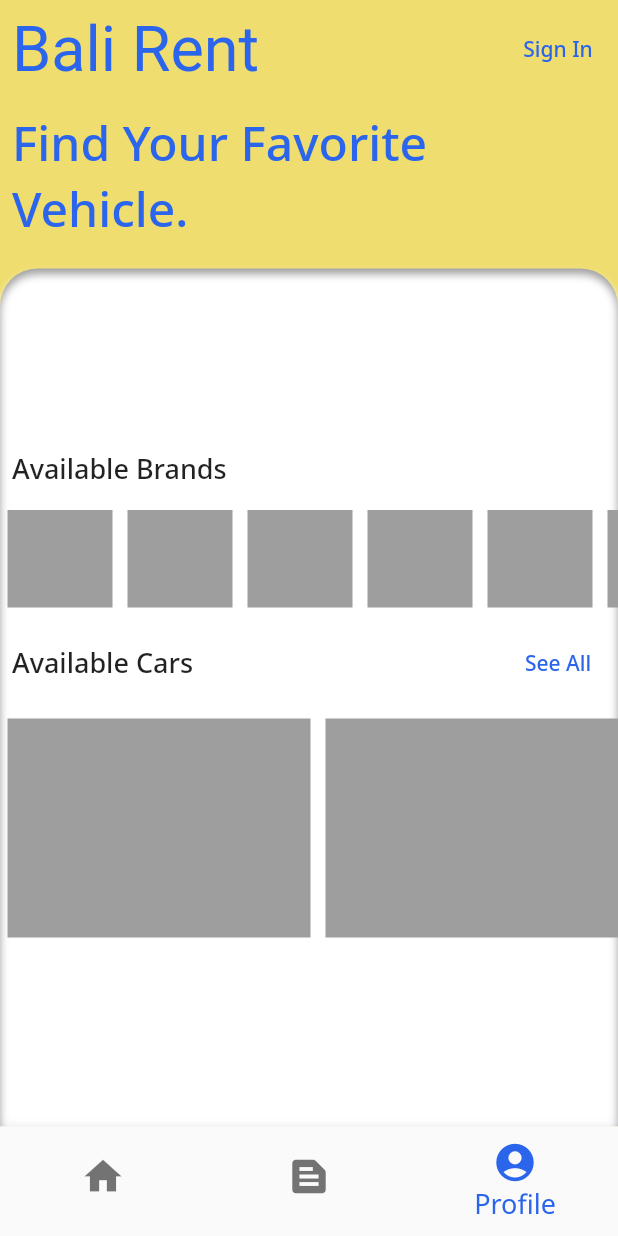
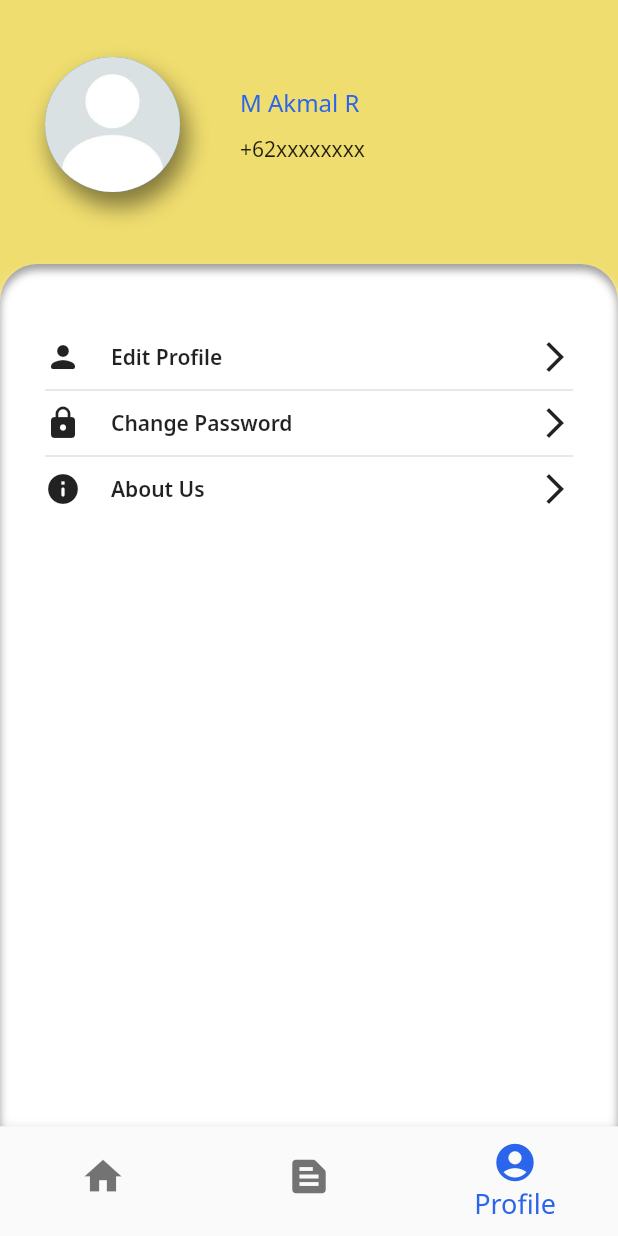
Before and after one commit to ramadhantaAkmal/bali-rent-project, a Flutter app: the HomescreenMain screen opened by its route, item 3 of the bottom bar chosen, on a phone screen of 412 x 824 dp. Run offline on Flutter 3.47's test engine with Material 2 defaults, Android fonts, the phone set to English and light mode, and no system bars; our stand-ins replace flutter_svg, go_router; Roboto replaces fonts that are missing (IslandMoments).

Commit message:
feat: added new profile ui & BottomNavbar function

```diff
--- /dev/null
+++ b/lib/views/ui/homescreen_page/homepage.dart
@@ -0,0 +1,155 @@
+import 'package:bali_rent/style.dart';
+import 'package:flutter/material.dart';
+import 'package:go_router/go_router.dart';
+
+import 'homescreen_widget/brand_card.dart';
+import 'homescreen_widget/car_card.dart';
+
+class Homepage extends StatelessWidget {
+  const Homepage({super.key});
+
+  @override
+  Widget build(BuildContext context) {
+    return SafeArea(
+      child: Column(
+        crossAxisAlignment: CrossAxisAlignment.start,
+        children: [
+          Padding(
+            padding: const EdgeInsets.all(8.0),
+            child: Row(
+              crossAxisAlignment: CrossAxisAlignment.center,
+              mainAxisAlignment: MainAxisAlignment.spaceBetween,
+              children: [
+                const Text(
+                  "Bali Rent",
+                  style: TextStyle(
+                    color: primaryColor,
+                    fontFamily: 'IslandMoments',
+                    fontSize: 42,
+                  ),
+                ),
+                TextButton(
+                  onPressed: () {
+                    context.push('/homescreen/login');
+                  },
+                  child: const Text(
+                    'Sign In',
+                    style: TextStyle(
+                      color: primaryColor,
+                    ),
+                  ),
+                ),
+              ],
+            ),
+          ),
+          const Padding(
+            padding: EdgeInsets.all(8.0),
+            child: Text(
+              "Find Your Favorite Vehicle.",
+              style: TextStyle(
+                  color: primaryColor,
+                  fontFamily: 'NotoSans',
+                  fontSize: 32,
+                  fontWeight: FontWeight.w500),
+            ),
+          ),
+          const SizedBox(
+            height: 10,
+          ),
+          Expanded(
+            flex: 10,
+            child: Container(
+              height: MediaQuery.of(context).size.height,
+              width: MediaQuery.of(context).size.width,
+              decoration: const BoxDecoration(
+                // color: Colors.white,
+                borderRadius: BorderRadius.only(
+                    topLeft: Radius.circular(25),
+                    topRight: Radius.circular(25)),
+                boxShadow: [
+                  BoxShadow(
+                    color: Colors.grey,
+                  ),
+                  BoxShadow(
+                    color: Colors.white,
+                    spreadRadius: 0,
+                    blurRadius: 4.0,
+                    offset: Offset(
+                      0,
+                      4.0,
+                    ),
+                  ),
+                ],
+              ),
+              child: Column(
+                crossAxisAlignment: CrossAxisAlignment.start,
+                mainAxisAlignment: MainAxisAlignment.center,
+                children: [
+                  const Padding(
+                    padding: EdgeInsets.only(left: 8, bottom: 10),
+                    child: Text(
+                      'Available Brands',
+                      style: TextStyle(
+                        fontSize: 18,
+                        fontWeight: FontWeight.w500,
+                      ),
+                    ),
+                  ),
+                  SizedBox(
+                    height: 75,
+                    child: ListView.builder(
+                      physics: const BouncingScrollPhysics(),
+                      shrinkWrap: true,
+                      scrollDirection: Axis.horizontal,
+                      itemBuilder: (context, index) => const BrandCard(),
+                      itemCount: 10,
+                    ),
+                  ),
+                  const SizedBox(
+                    width: 10,
+                  ),
+                  Padding(
+                    padding: const EdgeInsets.all(8.0),
+                    child: Row(
+                      mainAxisAlignment: MainAxisAlignment.spaceBetween,
+                      children: [
+                        const Text(
+                          'Available Cars',
+                          style: TextStyle(
+                            fontSize: 18,
+                            fontWeight: FontWeight.w500,
+                          ),
+                        ),
+                        TextButton(
+                          onPressed: () {
+                            context.push('/homescreen/carlist');
+                          },
+                          child: const Text(
+                            'See All',
+                            style: TextStyle(
+                              color: primaryColor,
+                            ),
+                          ),
+                        ),
+                      ],
+                    ),
+                  ),
+                  SizedBox(
+                    height: 156,
+                    child: ListView.builder(
+                      physics: const BouncingScrollPhysics(),
+                      shrinkWrap: true,
+                      scrollDirection: Axis.horizontal,
+                      itemBuilder: (context, index) => const CarCard(),
+                      itemCount: 10,
+                    ),
+                  ),
+                ],
+              ),
+            ),
+          ),
+        ],
+      ),
+    );
+  }
+}
--- a/lib/views/ui/homescreen_page/homescreen_main.dart
+++ b/lib/views/ui/homescreen_page/homescreen_main.dart
@@ -1,8 +1,11 @@
 import 'package:bali_rent/style.dart';
 import 'package:bali_rent/views/ui/homescreen_page/homescreen_widget/brand_card.dart';
+import 'package:bali_rent/views/ui/orders_page/orders_main.dart';
+import 'package:bali_rent/views/ui/profile_page/profile_main.dart';
 import 'package:flutter/material.dart';
 import 'package:go_router/go_router.dart';
 
+import 'homepage.dart';
 import 'homescreen_widget/car_card.dart';
 
 class HomescreenMain extends StatefulWidget {
@@ -14,12 +17,19 @@ class HomescreenMain extends StatefulWidget {
 
 class _HomescreenMainState extends State<HomescreenMain> {
   int _selectedIndex = 0;
+
+  final screenBody = [
+    Homepage(),
+    OrdersMain(),
+    ProfileMain(),
+  ];
+
   @override
   Widget build(BuildContext context) {
     return Scaffold(
       resizeToAvoidBottomInset: false,
       backgroundColor: themeColor,
-      body: _buildBody(context),
+      body: screenBody[_selectedIndex],
       bottomNavigationBar: _buildBottomNavbar(context),
     );
   }
@@ -55,148 +65,4 @@ class _HomescreenMainState extends State<HomescreenMain> {
       onTap: _onItemTapped,
     );
   }
-
-  Widget _buildBody(BuildContext context) {
-    return SafeArea(
-      child: Column(
-        crossAxisAlignment: CrossAxisAlignment.start,
-        children: [
-          Padding(
-            padding: const EdgeInsets.all(8.0),
-            child: Row(
-              crossAxisAlignment: CrossAxisAlignment.center,
-              mainAxisAlignment: MainAxisAlignment.spaceBetween,
-              children: [
-                const Text(
-                  "Bali Rent",
-                  style: TextStyle(
-                    color: primaryColor,
-                    fontFamily: 'IslandMoments',
-                    fontSize: 42,
-                  ),
-                ),
-                TextButton(
-                  onPressed: () {
-                    context.push('/homescreen/login');
-                  },
-                  child: const Text(
-                    'Sign In',
-                    style: TextStyle(
-                      color: primaryColor,
-                    ),
-                  ),
-                ),
-              ],
-            ),
-          ),
-          const Padding(
-            padding: EdgeInsets.all(8.0),
-            child: Text(
-              "Find Your Favorite Vehicle.",
-              style: TextStyle(
-                  color: primaryColor,
-                  fontFamily: 'NotoSans',
-                  fontSize: 32,
-                  fontWeight: FontWeight.w500),
-            ),
-          ),
-          const SizedBox(
-            height: 10,
-          ),
-          Expanded(
-            flex: 10,
-            child: Container(
-              height: MediaQuery.of(context).size.height,
-              width: MediaQuery.of(context).size.width,
-              decoration: const BoxDecoration(
-                // color: Colors.white,
-                borderRadius: BorderRadius.only(
-                    topLeft: Radius.circular(25),
-                    topRight: Radius.circular(25)),
-                boxShadow: [
-                  BoxShadow(
-                    color: Colors.grey,
-                  ),
-                  BoxShadow(
-                    color: Colors.white,
-                    spreadRadius: 0,
-                    blurRadius: 4.0,
-                    offset: Offset(
-                      0,
-                      4.0,
-                    ),
-                  ),
-                ],
-              ),
-              child: Column(
-                crossAxisAlignment: CrossAxisAlignment.start,
-                mainAxisAlignment: MainAxisAlignment.center,
-                children: [
-                  const Padding(
-                    padding: EdgeInsets.only(left: 8, bottom: 10),
-                    child: Text(
-                      'Available Brands',
-                      style: TextStyle(
-                        fontSize: 18,
-                        fontWeight: FontWeight.w500,
-                      ),
-                    ),
-                  ),
-                  SizedBox(
-                    height: 75,
-                    child: ListView.builder(
-                      physics: const BouncingScrollPhysics(),
-                      shrinkWrap: true,
-                      scrollDirection: Axis.horizontal,
-                      itemBuilder: (context, index) => const BrandCard(),
-                      itemCount: 10,
-                    ),
-                  ),
-                  const SizedBox(
-                    width: 10,
-                  ),
-                  Padding(
-                    padding: const EdgeInsets.all(8.0),
-                    child: Row(
-                      mainAxisAlignment: MainAxisAlignment.spaceBetween,
-                      children: [
-                        const Text(
-                          'Available Cars',
-                          style: TextStyle(
-                            fontSize: 18,
-                            fontWeight: FontWeight.w500,
-                          ),
-                        ),
-                        TextButton(
-                          onPressed: () {
-                            context.push('/homescreen/carlist');
-                          },
-                          child: const Text(
-                            'See All',
-                            style: TextStyle(
-                              color: primaryColor,
-                            ),
-                          ),
-                        ),
-                      ],
-                    ),
-                  ),
-                  SizedBox(
-                    height: 156,
-                    child: ListView.builder(
-                      physics: const BouncingScrollPhysics(),
-                      shrinkWrap: true,
-                      scrollDirection: Axis.horizontal,
-                      itemBuilder: (context, index) => const CarCard(),
-                      itemCount: 10,
-                    ),
-                  ),
-                ],
-              ),
-            ),
-          ),
-        ],
-      ),
-    );
-  }
 }
--- a/lib/views/ui/homescreen_page/homescreen_widget/car_card.dart
+++ b/lib/views/ui/homescreen_page/homescreen_widget/car_card.dart
@@ -5,10 +5,18 @@ class CarCard extends StatelessWidget {
 
   @override
   Widget build(BuildContext context) {
-    return Container(
-      color: Colors.grey,
-      width: 202,
-      margin: const EdgeInsets.all(5),
+    return Material(
+      child: Container(
+        decoration: BoxDecoration(
+          color: Colors.grey.withOpacity(0.5),
+        ),
+        width: 202,
+        margin: const EdgeInsets.all(5),
+        child: InkWell(
+          onTap: () {},
+          splashColor: Colors.black,
+        ),
+      ),
     );
   }
 }
--- a/lib/views/ui/profile_page/profile_main.dart
+++ b/lib/views/ui/profile_page/profile_main.dart
@@ -0,0 +1,145 @@
+import 'package:bali_rent/style.dart';
+import 'package:flutter/material.dart';
+
+class ProfileMain extends StatelessWidget {
+  const ProfileMain({super.key});
+
+  @override
+  Widget build(BuildContext context) {
+    return SafeArea(
+      child: Column(
+        children: [
+          Padding(
+            padding: const EdgeInsets.symmetric(horizontal: 30, vertical: 38),
+            child: Row(
+              children: [
+                Container(
+                  decoration: const BoxDecoration(
+                    color: Colors.white,
+                    shape: BoxShape.circle,
+                    boxShadow: [
+                      BoxShadow(
+                        offset: Offset(
+                          4,
+                          9,
+                        ),
+                        blurRadius: 12,
+                        color: Colors.black45,
+                        spreadRadius: 1,
+                      )
+                    ],
+                  ),
+                  child: const CircleAvatar(
+                    radius: 45,
+                    backgroundImage: AssetImage('assets/images/emptypp.jpg'),
+                  ),
+                ),
+                const SizedBox(
+                  width: 40,
+                ),
+                Column(
+                  crossAxisAlignment: CrossAxisAlignment.start,
+                  children: [
+                    const Text(
+                      'M Akmal R',
+                      style: TextStyle(
+                        color: primaryColor,
+                        fontSize: 16,
+                      ),
+                    ),
+                    const SizedBox(
+                      height: 10,
+                    ),
+                    const Text('+62xxxxxxxx'),
+                  ],
+                ),
+              ],
+            ),
+          ),
+          const SizedBox(
+            height: 10,
+          ),
+          Expanded(
+            child: Container(
+              height: MediaQuery.of(context).size.height,
+              width: MediaQuery.of(context).size.width,
+              decoration: const BoxDecoration(
+                // color: Colors.white,
+                borderRadius: BorderRadius.only(
+                    topLeft: Radius.circular(25),
+                    topRight: Radius.circular(25)),
+                boxShadow: [
+                  BoxShadow(
+                    color: Colors.grey,
+                  ),
+                  BoxShadow(
+                    color: Colors.white,
+                    spreadRadius: 0,
+                    blurRadius: 4.0,
+                    offset: Offset(
+                      0,
+                      4.0,
+                    ),
+                  ),
+                ],
+              ),
+              child: Padding(
+                padding: const EdgeInsets.symmetric(
+                  vertical: 50,
+                  horizontal: 30,
+                ),
+                child: Column(
+                  crossAxisAlignment: CrossAxisAlignment.start,
+                  children: [
+                    _rowMenuBuilder(
+                        context, 'Edit Profile', Icons.person_rounded, () {}),
+                    const Divider(height: 20, thickness: 1),
+                    _rowMenuBuilder(
+                        context, 'Change Password', Icons.lock, () {}),
+                    const Divider(height: 20, thickness: 1),
+                    _rowMenuBuilder(
+                        context, 'About Us', Icons.info_rounded, () {}),
+                  ],
+                ),
+              ),
+            ),
+          ),
+        ],
+      ),
+    );
+  }
+
+  Widget _rowMenuBuilder(
+      BuildContext context, String text, IconData icon, Function()? tap) {
+    return Material(
+      color: Colors.transparent,
+      child: InkWell(
+        borderRadius: const BorderRadius.all(
+          Radius.circular(5),
+        ),
+        onTap: tap,
+        child: Row(
+          mainAxisAlignment: MainAxisAlignment.spaceBetween,
+          children: [
+            Row(
+              children: [
+                Icon(icon),
+                const SizedBox(
+                  width: 20,
+                ),
+                Text(
+                  text,
+                  style: const TextStyle(
+                    fontSize: 14,
+                    fontWeight: FontWeight.w600,
+                  ),
+                ),
+              ],
+            ),
+            const Icon(Icons.arrow_forward_ios),
+          ],
+        ),
+      ),
+    );
+  }
+}
```
Also changed, not shown: assets/images/emptypp.jpg (added), assets/images/line_181.svg (deleted).
